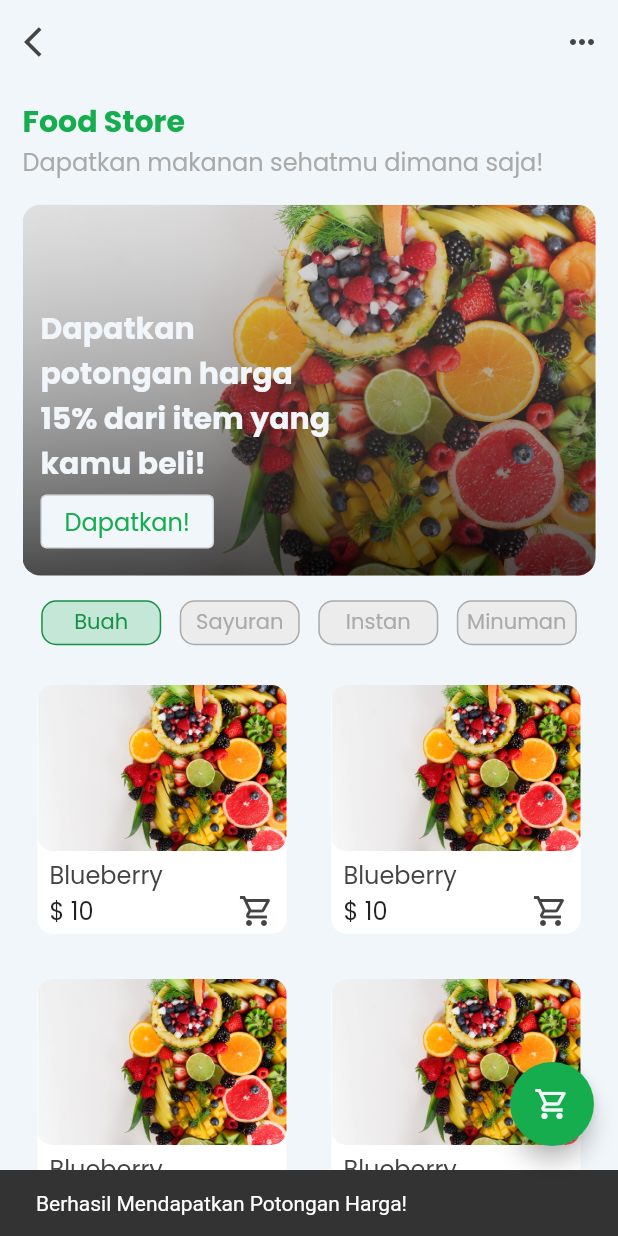
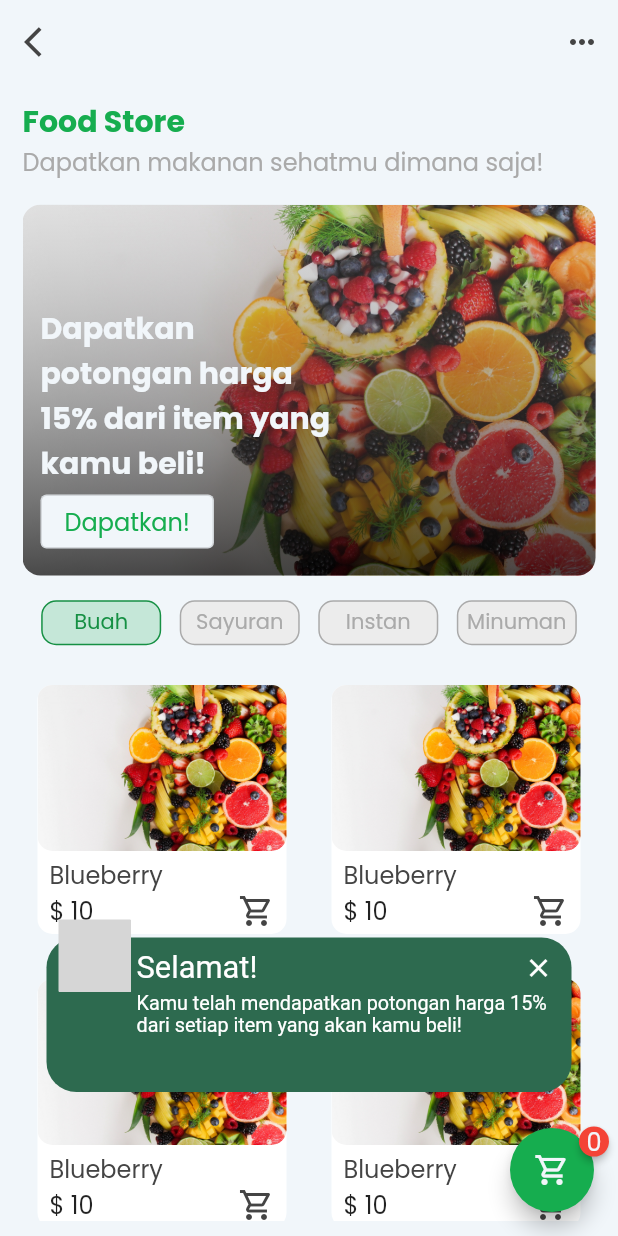
Before and after one commit to bagussubagja/healthy-buddy-mobile-app, a Flutter app: the FoodStoreMainScreen screen opened by its route, after a tap on the "shopping cart" icon, after a tap on "Dapatkan!", on a phone screen of 412 x 824 dp. Run offline on Flutter 3.47's test engine with Material 2 defaults, Android fonts, the phone set to English and light mode, and no system bars; drawn by our look-alikes of awesome_snackbar_content, badges; our stand-ins replace cached_network_image, carousel_slider, connectivity_plus, flutter_rating_bar, flutter_svg, lottie and 3 more; grey boxes are pictures that could not be loaded.

```diff
--- a/lib/screens/main_features_screens/foodies/food-store-screen/food_store_main_screen.dart
+++ b/lib/screens/main_features_screens/foodies/food-store-screen/food_store_main_screen.dart
@@ -1,5 +1,7 @@
 import 'dart:async';
 
+import 'package:awesome_snackbar_content/awesome_snackbar_content.dart';
+import 'package:badges/badges.dart';
 import 'package:flutter/material.dart';
 import 'package:healthy_buddy_mobile_app/routes/routes.dart';
 import 'package:healthy_buddy_mobile_app/screens/widgets/margin_height.dart';
@@ -37,12 +39,18 @@ class _FoodStoreMainScreenState extends State<FoodStoreMainScreen> {
   @override
   Widget build(BuildContext context) {
     return Scaffold(
-      floatingActionButton: FloatingActionButton(
-        onPressed: () {},
-        backgroundColor: greenColor,
-        child: Icon(
-          Icons.shopping_cart_outlined,
-          color: whiteColor,
+      floatingActionButton: Badge(
+        badgeContent: Text(
+          _currentIndex.toString(),
+          style: regularStyle.copyWith(color: whiteColor),
+        ),
+        child: FloatingActionButton(
+          onPressed: () {},
+          backgroundColor: greenColor,
+          child: Icon(
+            Icons.shopping_cart_outlined,
+            color: whiteColor,
+          ),
         ),
       ),
       appBar: AppBar(
@@ -163,9 +171,20 @@ class _FoodStoreMainScreenState extends State<FoodStoreMainScreen> {
                       elevation: 0,
                     ),
                     onPressed: () {
-                      ScaffoldMessenger.of(context).showSnackBar(SnackBar(
-                          content:
-                              Text('Berhasil Mendapatkan Potongan Harga!')));
+                      final snackBar = SnackBar(
+                        elevation: 0,
+                        behavior: SnackBarBehavior.floating,
+                        backgroundColor: Colors.transparent,
+                        content: AwesomeSnackbarContent(
+                          title: 'Selamat!',
+                          message:
+                              'Kamu telah mendapatkan potongan harga 15% dari setiap item yang akan kamu beli!',
+                          contentType: ContentType.success,
+                        ),
+                      );
+                      ScaffoldMessenger.of(context)
+                        ..hideCurrentSnackBar()
+                        ..showSnackBar(snackBar);
                     },
                     child: Text(
                       'Dapatkan!',
--- a/pubspec.yaml
+++ b/pubspec.yaml
@@ -49,6 +49,8 @@ dependencies:
   connectivity_plus: ^3.0.2
   lottie: ^1.4.3
   awesome_snackbar_content: ^0.0.8
+  badges: ^2.0.3
+  shimmer: ^2.0.0
 
 dev_dependencies:
   flutter_test:
```
Also changed, not shown: lib/screens/main_features_screens/mydoc/detail_screen/mydoc_detail_screen.dart (+16 -9 lines), pubspec.lock.
